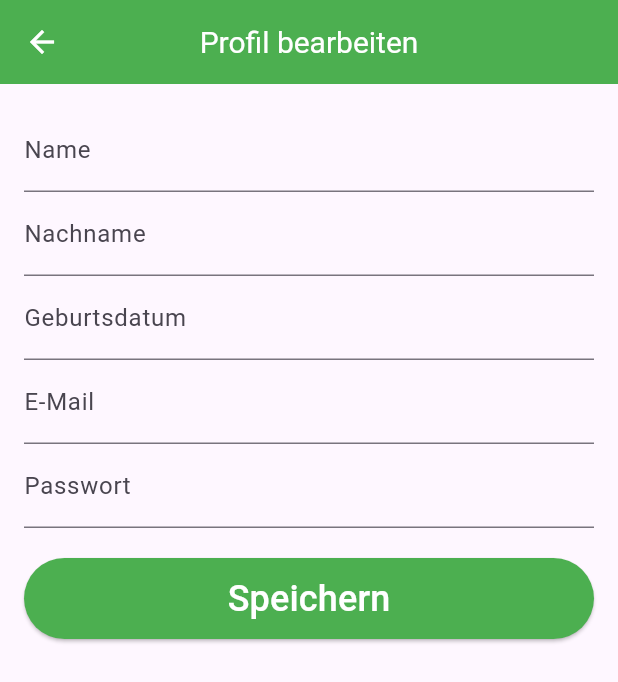
After one commit to Sudki88kurdo/flutter_projekt_App_PartieBremen, a Flutter app: the ProfileEditWidget screen opened directly, after a tap on "Speichern", on a phone screen of 412 x 824 dp. The commit adds this screen. Shown: the top 682 px of the screen. Run offline on Flutter 3.47's test engine with Material 3 defaults, Android fonts, the phone set to English and light mode, and no system bars; our stand-ins replace cloud_firestore, dio, easy_localization, flutter_bloc, flutter_map, flutter_native_splash and 6 more; missing offline and left inert: bloc_presentation; accounts and stored records are empty; generated files the repository leaves out were written again; network calls fail.

Commit message:
Profil bearbeiten mit klick öffnet neues Widget zu user bearbeiten aber bis jz ohne user zur verfügung

```diff
--- a/lib/common/rounded_bottomNavigationBar.dart
+++ b/lib/common/rounded_bottomNavigationBar.dart
@@ -2,7 +2,7 @@ import 'package:flutter/material.dart';
 import 'package:flutter_app/presentation/viewHome-page/HomeScreen.dart';
 
 import '../appStyle.dart';
-import '../presentation/viewHome-page/Profil.dart'; // Stelle sicher, dass der Importpfad korrekt ist
+import '../presentation/viewHome-page/prfiel_page/Profil.dart'; // Stelle sicher, dass der Importpfad korrekt ist
 
 class BottomNavigationBarWidget extends StatefulWidget {
   final int initialIndex;
--- a/lib/presentation/login-page/login_page.dart
+++ b/lib/presentation/login-page/login_page.dart
@@ -105,10 +105,11 @@ class LoginPage extends StatelessWidget {
     ).then((value) => {
     // Navigiere zur Hauptseite nach erfolgreicher Anmeldung
     if(loginPageState.user != null) {
+        print(loginPageState.user),
         loginContext.pushNamed(HomeScreen.routeName)
     } else {
       ScaffoldMessenger.of(loginContext).showSnackBar(const SnackBar(
-      content: Text('Fehler bei der Registrierung')))
+      content: Text('Fehler bei der Login')))
     }
     });
   }
--- a/lib/presentation/viewHome-page/Profil.dart
+++ /dev/null
@@ -1,61 +0,0 @@
-import 'package:flutter/material.dart';
-
-import '../../common/rounded_bottomNavigationBar.dart';
-
-class ProfileWidget extends StatelessWidget {
-  @override
-  Widget build(BuildContext context) {
-    return MaterialApp(
-        debugShowCheckedModeBanner: false,
-        home: Scaffold(
-        appBar: AppBar(
-        title: Text('PartiBrmen Profil'),
-    centerTitle: true,
-    backgroundColor: Colors.green,
-    titleTextStyle: const TextStyle(
-    color: Colors.white,
-    fontSize: 20,
-    ),
-    ),
-    body: SingleChildScrollView(
-      child: Padding(
-        padding: const EdgeInsets.only(left: 20.0),
-        child: Column(
-          crossAxisAlignment: CrossAxisAlignment.start,
-          children: <Widget>[
-            const SizedBox(
-              height: 25.0,
-            ),
-            Text(
-              'Profil',
-              style: TextStyle(
-                fontSize: 24.0,
-                fontWeight: FontWeight.bold,
-              ),
-            ),
-            const SizedBox(height: 10.0),
-            ListTile(
-              leading: Icon(Icons.person),
-              title: Text('Profil bearbeiten'),
-              onTap: () {
-                // Hier Profil bearbeiten Aktion einfügen
-              },
-            ),
-            ListTile(
-              leading: Icon(Icons.exit_to_app),
-              title: Text('Logout'),
-              onTap: () {
-                // Hier Logout Aktion einfügen
-              },
-            ),
-          ],
-        ),
-      ),
-
-    ),
-          bottomNavigationBar: BottomNavigationBarWidget(initialIndex: 3),
-
-        ),
-    );
-  }
-}
--- /dev/null
+++ b/lib/presentation/viewHome-page/prfiel_page/Profil.dart
@@ -0,0 +1,64 @@
+import 'package:flutter/material.dart';
+import '../../../common/rounded_bottomNavigationBar.dart';
+import '../../../entities/user.dart';
+import 'ProfileEditWidget.dart';
+
+class ProfileWidget extends StatelessWidget {
+  @override
+  Widget build(BuildContext context) {
+    return MaterialApp(
+
+      home: Scaffold(
+        appBar: AppBar(
+          title: Text('PartiBrmen Profil'),
+          centerTitle: true,
+          backgroundColor: Colors.green,
+          titleTextStyle: const TextStyle(
+            color: Colors.white,
+            fontSize: 20,
+          ),
+        ),
+        body: SingleChildScrollView(
+          child: Padding(
+            padding: const EdgeInsets.only(left: 20.0),
+            child: Column(
+              crossAxisAlignment: CrossAxisAlignment.start,
+              children: <Widget>[
+                const SizedBox(
+                  height: 25.0,
+                ),
+                Text(
+                  'Profil',
+                  style: TextStyle(
+                    fontSize: 24.0,
+                    fontWeight: FontWeight.bold,
+                  ),
+                ),
+                const SizedBox(height: 10.0),
+                ListTile(
+                  leading: Icon(Icons.person),
+                  title: Text('Profil bearbeiten'),
+                  onTap: () {
+                    // Öffne ProfileEditWidget
+                    Navigator.push(
+                      context,
+                      MaterialPageRoute(builder: (context) => ProfileEditWidget()),
+                    );
+                  },
+                ),
+                ListTile(
+                  leading: Icon(Icons.exit_to_app),
+                  title: Text('Logout'),
+                  onTap: () {
+                    // Hier Logout Aktion einfügen
+                  },
+                ),
+              ],
+            ),
+          ),
+        ),
+        bottomNavigationBar: BottomNavigationBarWidget(initialIndex: 3),
+      ),
+    );
+  }
+}
--- /dev/null
+++ b/lib/presentation/viewHome-page/prfiel_page/ProfileEditWidget.dart
@@ -0,0 +1,96 @@
+import 'package:flutter/material.dart';
+
+import '../../../appStyle.dart';
+
+class ProfileEditWidget extends StatefulWidget {
+  @override
+  _ProfileEditWidgetState createState() => _ProfileEditWidgetState();
+}
+
+class _ProfileEditWidgetState extends State<ProfileEditWidget> {
+  TextEditingController _nameController = TextEditingController();
+  TextEditingController _surnameController = TextEditingController();
+  TextEditingController _dobController = TextEditingController();
+  TextEditingController _emailController = TextEditingController();
+  TextEditingController _passwordController = TextEditingController();
+
+  @override
+  Widget build(BuildContext context) {
+    return Scaffold(
+
+      appBar: AppBar(
+        title: Text('Profil bearbeiten'),
+        centerTitle: true,
+        backgroundColor: Colors.green,
+        titleTextStyle: const TextStyle(
+          color: Colors.white, fontSize: 20,
+        ),
+        iconTheme: IconThemeData(color: Colors.white),
+      ),
+      body: Padding(
+        padding: EdgeInsets.all(16.0),
+        child: Column(
+          crossAxisAlignment: CrossAxisAlignment.stretch,
+          children: [
+            TextField(
+              controller: _nameController,
+              decoration: InputDecoration(
+                labelText: 'Name',
+              ),
+            ),
+            TextField(
+              controller: _surnameController,
+              decoration: InputDecoration(
+                labelText: 'Nachname',
+              ),
+            ),
+            TextField(
+              controller: _dobController,
+              decoration: InputDecoration(
+                labelText: 'Geburtsdatum',
+              ),
+            ),
+            TextField(
+              controller: _emailController,
+              decoration: InputDecoration(
+                labelText: 'E-Mail',
+              ),
+            ),
+            TextField(
+              controller: _passwordController,
+              decoration: InputDecoration(
+                labelText: 'Passwort',
+              ),
+              obscureText: true,
+            ),
+            SizedBox(height: 20),
+            ElevatedButton(
+              onPressed: () {
+                // Hier kannst du die Werte speichern oder verarbeiten
+                String name = _nameController.text;
+                String surname = _surnameController.text;
+                String dob = _dobController.text;
+                String email = _emailController.text;
+                String password = _passwordController.text;
+
+                // Beispiel: Ausgabe der eingegebenen Werte
+                print('Name: $name');
+                print('Nachname: $surname');
+                print('Geburtsdatum: $dob');
+                print('E-Mail: $email');
+                print('Passwort: $password');
+              },
+              style: ElevatedButton.styleFrom(
+                backgroundColor: AppStyles.buttonColor,
+                padding: const EdgeInsets.symmetric(horizontal: 70, vertical: 10),
+              ),
+              child: Text('Speichern',
+                style: TextStyle(fontSize: 24, color: Colors.white),
+              ),
+            ),
+          ],
+        ),
+      ),
+    );
+  }
+}
```
